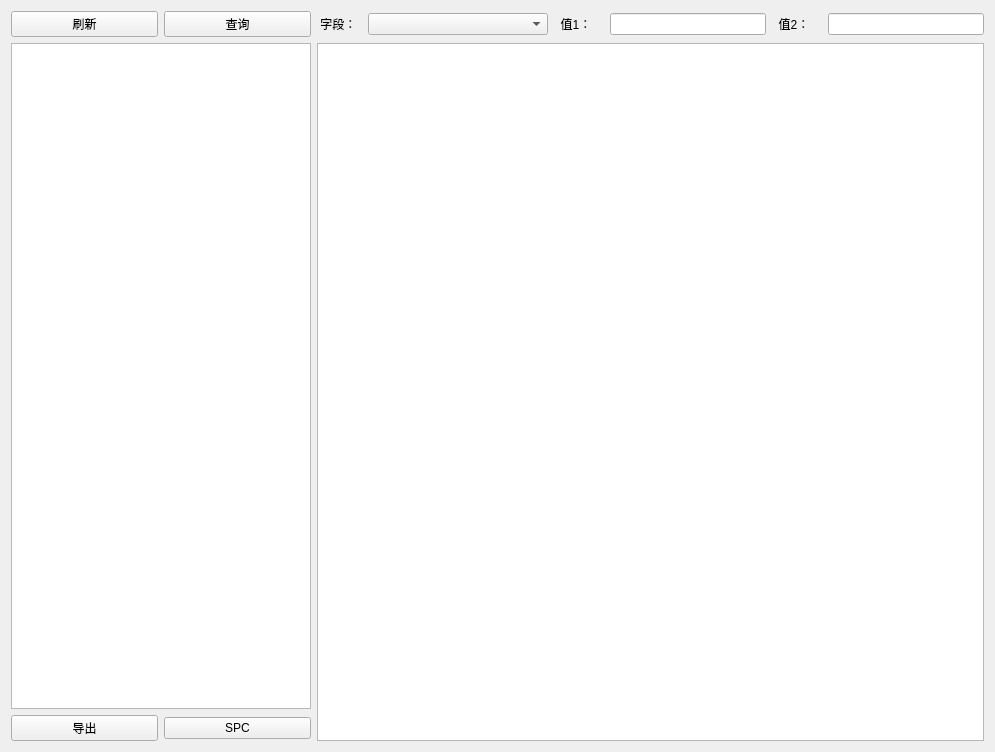
Old version of the form Intelligence3DMeasurement/DB_RELATIVE/DatabaseBrowser.ui in the repository trigrass2/Intelligence3DMeasurement.
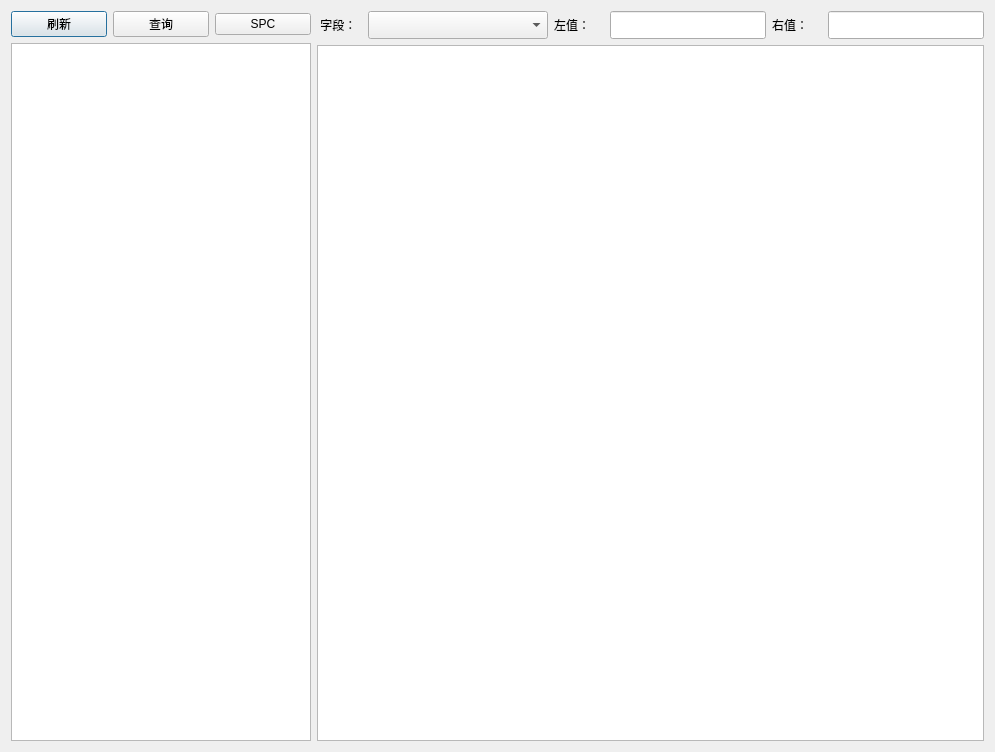
New version of the form.

The edit to the form file:
```diff
--- a/Intelligence3DMeasurement/DB_RELATIVE/DatabaseBrowser.ui
+++ b/Intelligence3DMeasurement/DB_RELATIVE/DatabaseBrowser.ui
@@ -1,7 +1,7 @@
 <?xml version="1.0" encoding="UTF-8"?>
 <ui version="4.0">
  <class>DatabaseBrowser</class>
- <widget class="QWidget" name="DatabaseBrowser">
+ <widget class="QDialog" name="DatabaseBrowser">
   <property name="geometry">
    <rect>
     <x>0</x>
@@ -13,6 +13,8 @@
   <property name="windowTitle">
    <string>记录查询</string>
   </property>
+  <layout class="QHBoxLayout" name="horizontalLayout">
+   <item>
   <layout class="QGridLayout" name="gridLayout">
    <item row="0" column="0">
     <widget class="QPushButton" name="refreshBtn">
@@ -29,9 +31,33 @@
     </widget>
    </item>
    <item row="0" column="2">
+      <widget class="QPushButton" name="spcBtn">
+       <property name="enabled">
+        <bool>true</bool>
+       </property>
+       <property name="text">
+        <string>SPC</string>
+       </property>
+      </widget>
+     </item>
+     <item row="1" column="0" colspan="3">
+      <widget class="QTreeView" name="tableArea">
+       <property name="minimumSize">
+        <size>
+         <width>300</width>
+         <height>0</height>
+        </size>
+       </property>
+      </widget>
+     </item>
+    </layout>
+   </item>
+   <item>
+    <layout class="QGridLayout" name="gridLayout_2">
+     <item row="0" column="0">
     <widget class="QLabel" name="fieldLabel">
      <property name="sizePolicy">
-      <sizepolicy hsizetype="Fixed" vsizetype="Preferred">
+        <sizepolicy hsizetype="Preferred" vsizetype="Fixed">
        <horstretch>0</horstretch>
        <verstretch>0</verstretch>
       </sizepolicy>
@@ -39,13 +65,13 @@
      <property name="minimumSize">
       <size>
        <width>45</width>
-       <height>0</height>
+         <height>28</height>
       </size>
      </property>
      <property name="maximumSize">
       <size>
        <width>45</width>
-       <height>16777215</height>
+         <height>28</height>
       </size>
      </property>
      <property name="text">
@@ -56,17 +82,23 @@
      </property>
     </widget>
    </item>
-   <item row="0" column="3">
+     <item row="0" column="1">
     <widget class="QComboBox" name="fieldBox">
      <property name="minimumSize">
       <size>
        <width>180</width>
-       <height>0</height>
+         <height>28</height>
+        </size>
+       </property>
+       <property name="maximumSize">
+        <size>
+         <width>16777215</width>
+         <height>28</height>
       </size>
      </property>
     </widget>
    </item>
-   <item row="0" column="4">
+     <item row="0" column="2">
     <widget class="QLabel" name="value1Label">
      <property name="sizePolicy">
       <sizepolicy hsizetype="Fixed" vsizetype="Preferred">
@@ -77,25 +109,37 @@
      <property name="minimumSize">
       <size>
        <width>50</width>
-       <height>0</height>
+         <height>28</height>
       </size>
      </property>
      <property name="maximumSize">
       <size>
        <width>50</width>
-       <height>16777215</height>
+         <height>28</height>
       </size>
      </property>
      <property name="text">
-      <string>  值1：</string>
+        <string>左值：</string>
      </property>
      <property name="buddy">
       <cstring>value1Edit</cstring>
      </property>
     </widget>
    </item>
-   <item row="0" column="5">
+     <item row="0" column="3">
     <widget class="QLineEdit" name="value1Edit">
+       <property name="minimumSize">
+        <size>
+         <width>0</width>
+         <height>28</height>
+        </size>
+       </property>
+       <property name="maximumSize">
+        <size>
+         <width>16777215</width>
+         <height>28</height>
+        </size>
+       </property>
      <property name="toolTip">
       <string>&lt;html&gt;&lt;head/&gt;&lt;body&gt;&lt;p&gt;&lt;span style=&quot; font-weight:600;&quot;&gt;Synax:&lt;/span&gt;&lt;/p&gt;&lt;p&gt;[&lt;span style=&quot; font-style:italic;&quot;&gt;value1, +∞)&lt;/span&gt;&lt;/p&gt;&lt;p&gt;(-&lt;span style=&quot; font-style:italic;&quot;&gt;∞, value2]&lt;/span&gt;&lt;/p&gt;&lt;p&gt;[&lt;span style=&quot; font-style:italic;&quot;&gt;value1, value2]&lt;/span&gt;&lt;/p&gt;&lt;/body&gt;&lt;/html&gt;</string>
      </property>
@@ -104,7 +148,7 @@
      </property>
     </widget>
    </item>
-   <item row="0" column="6">
+     <item row="0" column="4">
     <widget class="QLabel" name="value2Label">
      <property name="sizePolicy">
       <sizepolicy hsizetype="Fixed" vsizetype="Preferred">
@@ -115,25 +159,37 @@
      <property name="minimumSize">
       <size>
        <width>50</width>
-       <height>0</height>
+         <height>28</height>
       </size>
      </property>
      <property name="maximumSize">
       <size>
        <width>50</width>
-       <height>16777215</height>
+         <height>28</height>
       </size>
      </property>
      <property name="text">
-      <string>  值2：</string>
+        <string>右值：</string>
      </property>
      <property name="buddy">
       <cstring>value2Edit</cstring>
      </property>
     </widget>
    </item>
-   <item row="0" column="7">
+     <item row="0" column="5">
     <widget class="QLineEdit" name="value2Edit">
+       <property name="minimumSize">
+        <size>
+         <width>0</width>
+         <height>28</height>
+        </size>
+       </property>
+       <property name="maximumSize">
+        <size>
+         <width>16777215</width>
+         <height>28</height>
+        </size>
+       </property>
      <property name="toolTip">
       <string>&lt;html&gt;&lt;head/&gt;&lt;body&gt;&lt;p&gt;&lt;span style=&quot; font-weight:600;&quot;&gt;Synax:&lt;/span&gt;&lt;/p&gt;&lt;p&gt;[&lt;span style=&quot; font-style:italic;&quot;&gt;value1, +∞)&lt;/span&gt;&lt;/p&gt;&lt;p&gt;(-&lt;span style=&quot; font-style:italic;&quot;&gt;∞, value2]&lt;/span&gt;&lt;/p&gt;&lt;p&gt;[&lt;span style=&quot; font-style:italic;&quot;&gt;value1, value2]&lt;/span&gt;&lt;/p&gt;&lt;/body&gt;&lt;/html&gt;</string>
      </property>
@@ -142,32 +198,10 @@
      </property>
     </widget>
    </item>
-   <item row="1" column="0" colspan="2">
-    <widget class="QTreeView" name="tableArea">
-     <property name="minimumSize">
-      <size>
-       <width>300</width>
-       <height>0</height>
-      </size>
-     </property>
-    </widget>
-   </item>
-   <item row="1" column="2" rowspan="2" colspan="6">
+     <item row="1" column="0" colspan="6">
     <widget class="QTableView" name="dataArea"/>
    </item>
-   <item row="2" column="0">
-    <widget class="QPushButton" name="exportBtn">
-     <property name="text">
-      <string>导出</string>
-     </property>
-    </widget>
-   </item>
-   <item row="2" column="1">
-    <widget class="QPushButton" name="spcBtn">
-     <property name="text">
-      <string>SPC</string>
-     </property>
-    </widget>
+    </layout>
    </item>
   </layout>
  </widget>
```
Left out of the diff: 4 changed lines with no effect on the pictures. Lines whose indentation alone changed are shown as unchanged.
